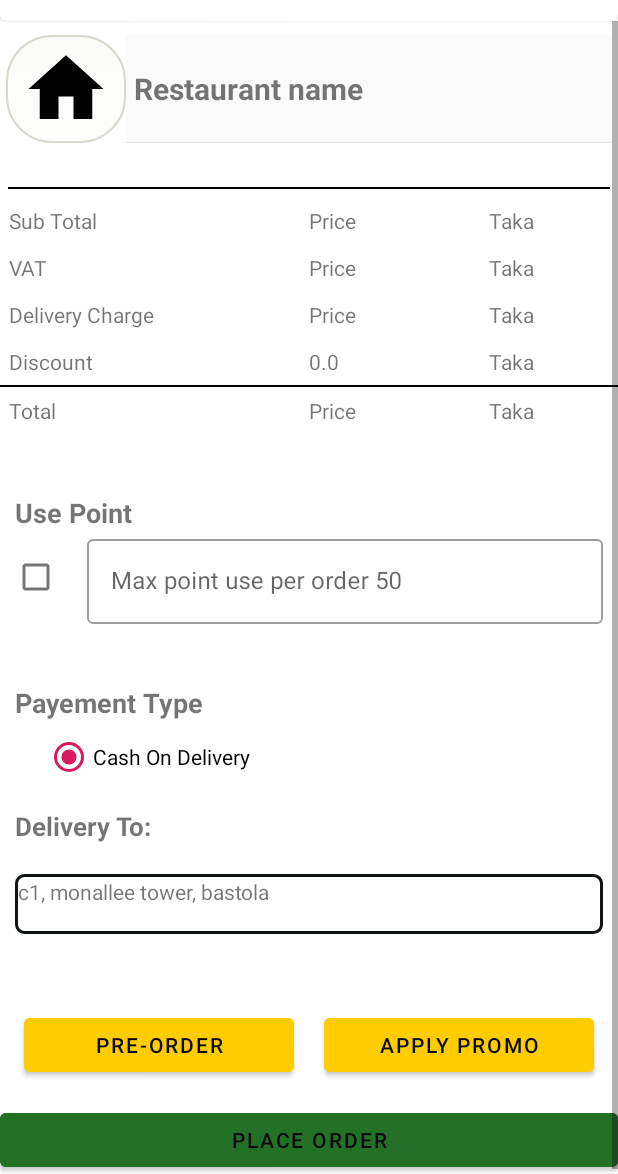
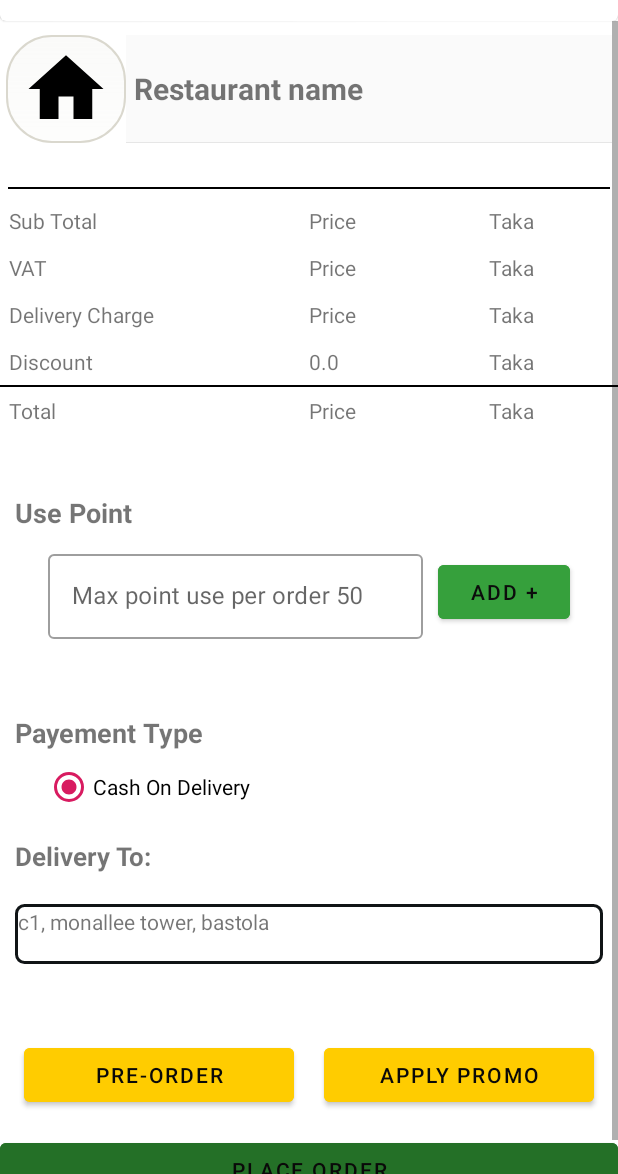
Before and after one commit to tarikulIslam346/ppeep_mobile_app, an Android app: the layout activity_food_cart_page.xml on its own in the app's theme, with its tools: preview values and no code run, on a phone screen of 412 x 824 dp, the part 62-1236 px from its top. Run offline under Robolectric (Android 15) with nearby library versions, the phone set to English and light mode, and no system bars; network calls fail.

Commit message:
design change

```diff
--- a/app/src/main/AndroidManifest.xml
+++ b/app/src/main/AndroidManifest.xml
@@ -94,7 +94,8 @@
         <activity android:name="com.facebook.accountkit.ui.AccountKitActivity" />
         <activity
             android:name=".HomePage"
-            android:theme="@style/AppTheme2.NoActionBar"
+            android:theme="@style/AppTheme"
+
 
 
          />
--- a/app/src/main/java/com/example/ppeepfinal/HomePage.java
+++ b/app/src/main/java/com/example/ppeepfinal/HomePage.java
@@ -155,9 +155,9 @@ public class HomePage extends AppCompatActivity implements NavigationView.OnNavi
 
         mDrawerLayout = findViewById(R.id.drawerId);
 
-        Toolbar myToolbar= (Toolbar) findViewById(R.id.ppeeptoolbar);
+      Toolbar myToolbar= (Toolbar) findViewById(R.id.ppeeptoolbar);
         // TextView mTitle = (TextView) findViewById(R.id.toolbar_title);
-        setSupportActionBar(myToolbar);
+   setSupportActionBar(myToolbar);
 
 
 
--- a/app/src/main/res/layout/activity_food_cart_page.xml
+++ b/app/src/main/res/layout/activity_food_cart_page.xml
@@ -312,28 +312,32 @@
     android:layout_width="match_parent"
     android:layout_height="wrap_content"
     android:orientation="horizontal"
+android:layout_margin="10dp"
     android:gravity="center">
-            <CheckBox
-                android:id="@+id/pointcheckbox"
-                android:layout_width="wrap_content"
-                android:layout_height="wrap_content"
 
-                android:layout_centerHorizontal="true" />
             <com.google.android.material.textfield.TextInputLayout
                 android:id="@+id/userEmailTextInputLayout"
                 style="@style/Widget.MaterialComponents.TextInputLayout.OutlinedBox"
-                android:layout_width="match_parent"
-                android:layout_marginLeft="10dp"
+                android:layout_width="250dp"
                 android:layout_marginRight="10dp"
-
                 android:layout_height="wrap_content">
 
                 <com.google.android.material.textfield.TextInputEditText
                     android:id="@+id/userEmailTextInputEditText"
-                    android:layout_width="match_parent"
+                    android:layout_width="250dp"
                     android:layout_height="wrap_content"
+                    android:layout_marginRight="80dp"
                     android:hint="Max point use per order 50" />
             </com.google.android.material.textfield.TextInputLayout>
+
+<com.google.android.material.button.MaterialButton
+    android:layout_width="wrap_content"
+    android:layout_height="wrap_content"
+    android:backgroundTint="#36A03C"
+    android:text="ADD +"
+    android:textColor="#0C0C0C"
+    />
+
 </LinearLayout>
 <TextView
     android:layout_width="match_parent"
--- a/app/src/main/res/layout/activity_history_page.xml
+++ b/app/src/main/res/layout/activity_history_page.xml
@@ -25,7 +25,7 @@
             />
 
     </com.google.android.material.card.MaterialCardView>
-  <!--  <ScrollView
+ <ScrollView
         android:layout_width="match_parent"
         android:layout_height="match_parent">
 
@@ -86,7 +86,7 @@
 
 
     </TableLayout>
-    </ScrollView>-->
+    </ScrollView>
 
     <androidx.recyclerview.widget.RecyclerView
         android:layout_width="match_parent"
--- a/app/src/main/res/layout/activity_home_page.xml
+++ b/app/src/main/res/layout/activity_home_page.xml
@@ -22,7 +22,8 @@
             android:elevation="10dp">
     <androidx.appcompat.widget.Toolbar
         android:layout_width="match_parent"
-        android:layout_height="55dp"
+        android:layout_height="?attr/actionBarSize"
+
     app:title="P-PEEP"
         android:theme="@style/ThemeOverlay.MaterialComponents.ActionBar"
         app:popupTheme="@style/Theme.AppCompat.Light"
@@ -99,6 +100,8 @@ android:layout_alignParentBottom="true"
     <com.google.android.material.navigation.NavigationView
         android:layout_width="wrap_content"
         android:layout_height="match_parent"
+        android:fitsSystemWindows="false"
+
         android:id="@+id/NavigationId2"
         android:background="#ffffffff"
         app:menu="@menu/drawermenu"
--- a/app/src/main/res/layout/activity_tab_fragment_recommended.xml
+++ b/app/src/main/res/layout/activity_tab_fragment_recommended.xml
@@ -28,7 +28,7 @@
     <com.smarteist.autoimageslider.SliderLayout
         android:layout_width="match_parent"
         android:layout_height="200dp"
-
+android:outlineAmbientShadowColor="@color/white"
         android:id="@+id/FoodAppimageSlider"/>
 
         </com.google.android.material.card.MaterialCardView>
```
Also changed, not shown: app/src/main/java/com/example/ppeepfinal/FragmentHome.java (+92 -17 lines), app/src/main/java/com/example/ppeepfinal/TabFragmentFoodHome.java (+8 -1 lines), app/src/main/res/values/styles.xml (+15 -3 lines).
